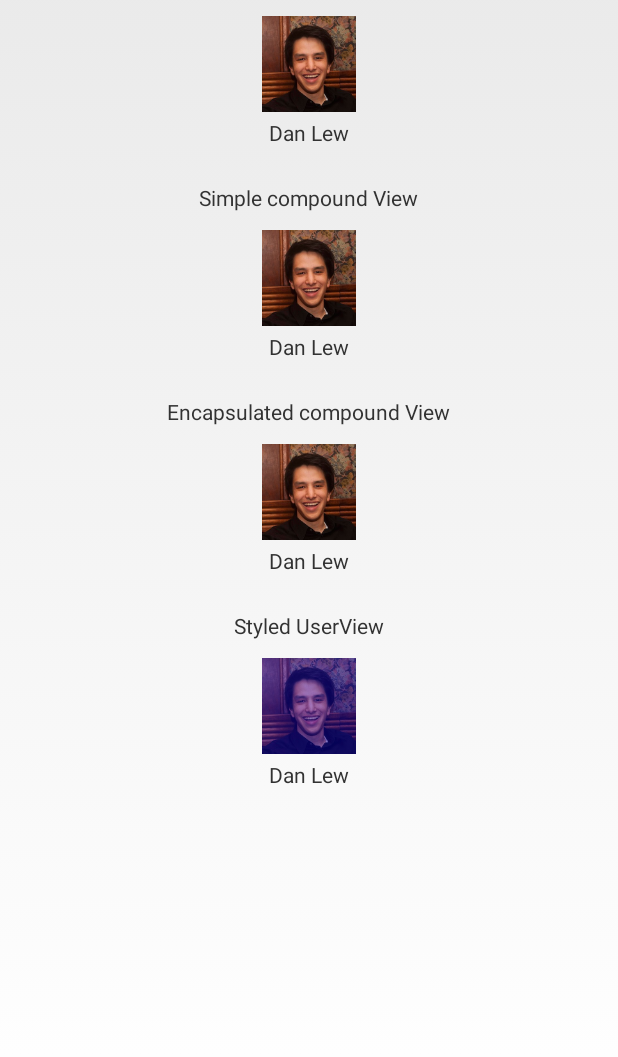
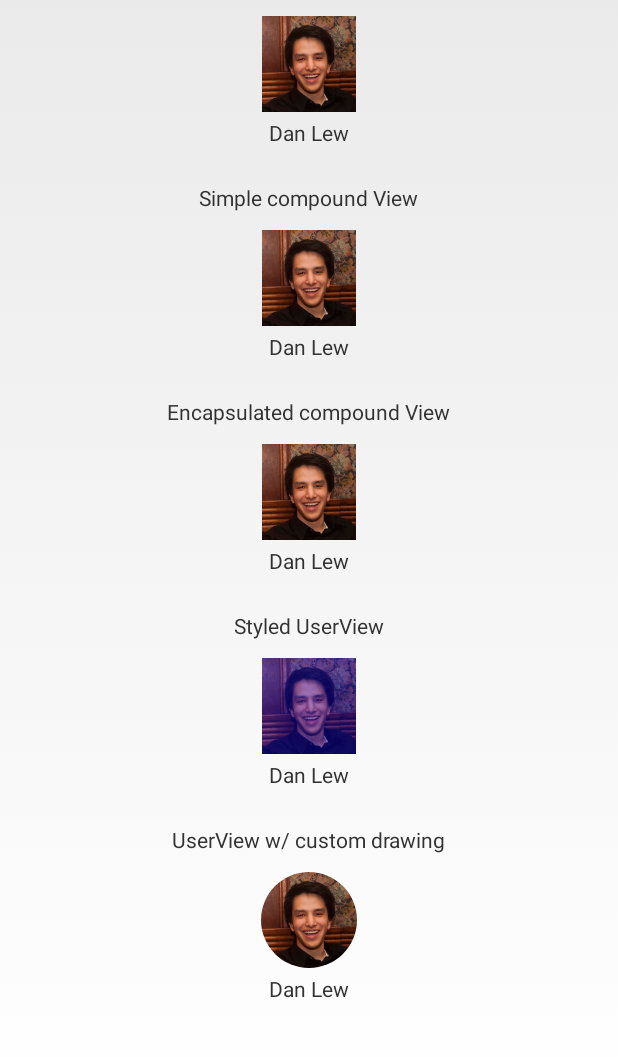
Before and after one commit to dlew/android-custom-views-sample, an Android app: the screen it shows after launch (SampleActivity), on a phone screen of 412 x 824 dp, the part 127-1184 px from its top. Run offline under Robolectric (Android 15) with nearby library versions, the phone set to English and light mode, and no system bars.

Commit message:
Added circle version

```diff
--- /dev/null
+++ b/app/src/main/java/net/danlew/customviews/CircleView.java
@@ -0,0 +1,52 @@
+package net.danlew.customviews;
+
+import android.content.Context;
+import android.graphics.Bitmap;
+import android.graphics.BitmapFactory;
+import android.graphics.BitmapShader;
+import android.graphics.Canvas;
+import android.graphics.Matrix;
+import android.graphics.Paint;
+import android.graphics.Shader;
+import android.util.AttributeSet;
+import android.view.View;
+
+/**
+ * An ImageView that draws its contents as a circle.
+ *
+ * Normally you should probably make a custom Drawable, but this is just for explanatory purposes.
+ */
+public class CircleView extends View {
+
+    private Bitmap mIconBitmap;
+    private BitmapShader mBitmapShader;
+    private Matrix mMatrix = new Matrix();
+    private Paint mPaint;
+
+    public CircleView(Context context, AttributeSet attrs) {
+        super(context, attrs);
+    }
+
+    public void setBitmapResource(int iconRes) {
+        mIconBitmap = BitmapFactory.decodeResource(getResources(), iconRes);
+        mBitmapShader = new BitmapShader(mIconBitmap, Shader.TileMode.CLAMP, Shader.TileMode.CLAMP);
+
+        mPaint = new Paint();
+        mPaint.setAntiAlias(true);
+        mPaint.setShader(mBitmapShader);
+    }
+
+    @Override
+    protected void onDraw(Canvas canvas) {
+        int width = getWidth();
+        int height = getHeight();
+        int bWidth = mIconBitmap.getWidth();
+        int bHeight = mIconBitmap.getHeight();
+
+        // Use a Matrix to scale the bitmap (naive method assumes bWidth == bHeight or aspect ratio gets messed up)
+        mMatrix.setScale((float) width / bWidth, (float) height / bHeight);
+        mBitmapShader.setLocalMatrix(mMatrix);
+
+        canvas.drawCircle(width / 2, height / 2, width / 2, mPaint);
+    }
+}
--- a/app/src/main/java/net/danlew/customviews/SampleActivity.java
+++ b/app/src/main/java/net/danlew/customviews/SampleActivity.java
@@ -36,6 +36,9 @@ public class SampleActivity extends Activity {
 
         // UserView with XML-defined attributes
         addStyledUserView();
+
+        // UserView with a CircleView in it
+        addCircleUserView();
     }
 
     private void addSample(CharSequence title, View sample) {
@@ -82,4 +85,11 @@ public class SampleActivity extends Activity {
 
         addSample("Styled UserView", userView);
     }
+
+    private void addCircleUserView() {
+        UserViewCircle userView = new UserViewCircle(this);
+        userView.bind(mUser);
+
+        addSample("UserView w/ custom drawing", userView);
+    }
 }
--- /dev/null
+++ b/app/src/main/java/net/danlew/customviews/UserViewCircle.java
@@ -0,0 +1,32 @@
+package net.danlew.customviews;
+
+import android.content.Context;
+import android.view.Gravity;
+import android.view.LayoutInflater;
+import android.widget.LinearLayout;
+import android.widget.TextView;
+
+/**
+ * UserView that lets you tint the icon view a color from attributes.
+ */
+public class UserViewCircle extends LinearLayout {
+
+    private CircleView mIconView;
+    private TextView mNameView;
+
+    public UserViewCircle(Context context) {
+        super(context);
+
+        setOrientation(LinearLayout.VERTICAL);
+        setGravity(Gravity.CENTER);
+
+        LayoutInflater.from(context).inflate(R.layout.user_view_circle, this);
+        mIconView = (CircleView) findViewById(R.id.icon);
+        mNameView = (TextView) findViewById(R.id.name);
+    }
+
+    public void bind(User user) {
+        mIconView.setBitmapResource(user.getIcon());
+        mNameView.setText(user.getName());
+    }
+}
--- /dev/null
+++ b/app/src/main/res/layout/user_view_circle.xml
@@ -0,0 +1,14 @@
+<merge xmlns:android="http://schemas.android.com/apk/res/android">
+
+    <net.danlew.customviews.CircleView
+        android:id="@+id/icon"
+        android:layout_width="@dimen/user_icon_size"
+        android:layout_height="@dimen/user_icon_size" />
+
+    <TextView
+        android:id="@+id/name"
+        android:layout_width="wrap_content"
+        android:layout_height="wrap_content"
+        android:layout_marginTop="@dimen/user_icon_name_margin" />
+
+</merge>
```
